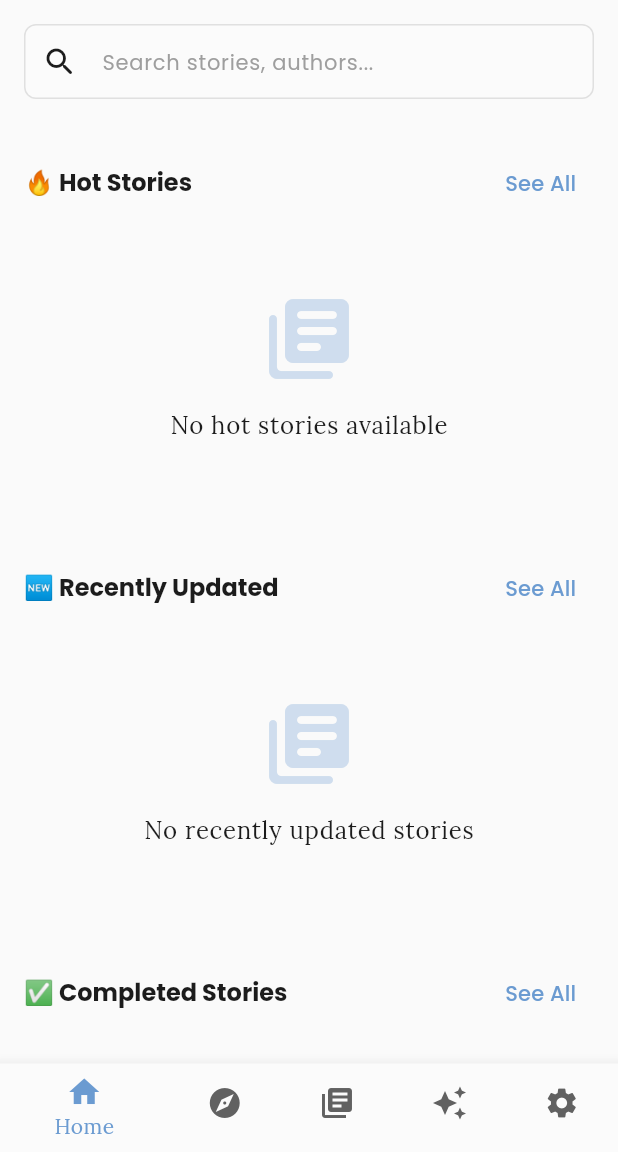
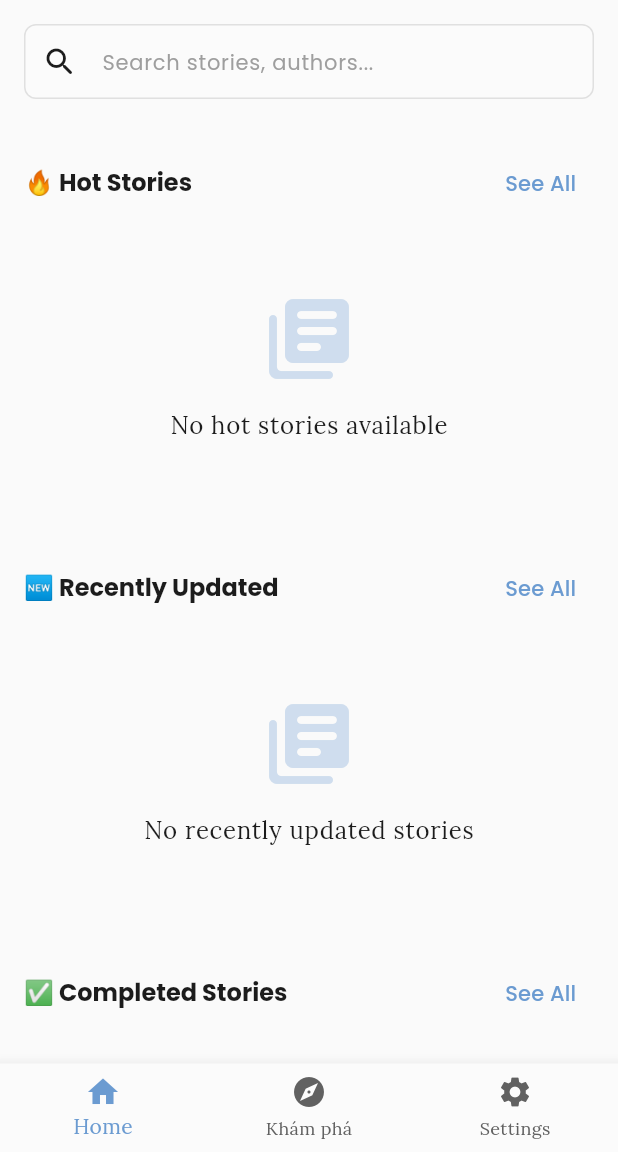
Before and after one commit to harryitc/reading-book, a Flutter app: the screen it shows after launch, on a phone screen of 412 x 824 dp, the part 84-1236 px from its top. Run offline on Flutter 3.47's test engine with Material 3 defaults, Android fonts, the phone set to English and light mode, and no system bars; our stand-ins replace firebase_core, firebase_messaging, flutter_riverpod, flutter_secure_storage, go_router, google_fonts and 1 more; accounts and stored records are empty; network calls fail.

Commit message:
hidden features not done yet

```diff
--- a/lib/features/home/presentation/screens/main_navigation_screen.dart
+++ b/lib/features/home/presentation/screens/main_navigation_screen.dart
@@ -13,9 +13,9 @@ class MainNavigationScreen extends StatelessWidget {
 
     int index = 0;
     if (location.contains('/explore')) index = 1;
-    if (location.contains('/library')) index = 2;
-    if (location.contains('/ai')) index = 3;
-    if (location.contains('/settings')) index = 4;
+    // if (location.contains('/library')) index = 2;
+    // if (location.contains('/ai')) index = 3;
+    if (location.contains('/settings')) index = 2;
 
     return Scaffold(
       body: child,
@@ -25,8 +25,8 @@ class MainNavigationScreen extends StatelessWidget {
           const routes = [
             '/main/home',
             '/main/explore',
-            '/main/library',
-            '/main/ai',
+            // '/main/library',
+            // '/main/ai',
             '/main/settings',
           ];
           context.go(routes[i]);
@@ -34,8 +34,8 @@ class MainNavigationScreen extends StatelessWidget {
         items: const [
           BottomNavigationBarItem(icon: Icon(Icons.home), label: 'Home'),
           BottomNavigationBarItem(icon: Icon(Icons.explore), label: 'Khám phá'),
-          BottomNavigationBarItem(icon: Icon(Icons.library_books), label: 'Library'),
-          BottomNavigationBarItem(icon: Icon(Icons.auto_awesome), label: 'AI'),
+          // BottomNavigationBarItem(icon: Icon(Icons.library_books), label: 'Library'),
+          // BottomNavigationBarItem(icon: Icon(Icons.auto_awesome), label: 'AI'),
           BottomNavigationBarItem(icon: Icon(Icons.settings), label: 'Settings'),
         ],
       ),
```
